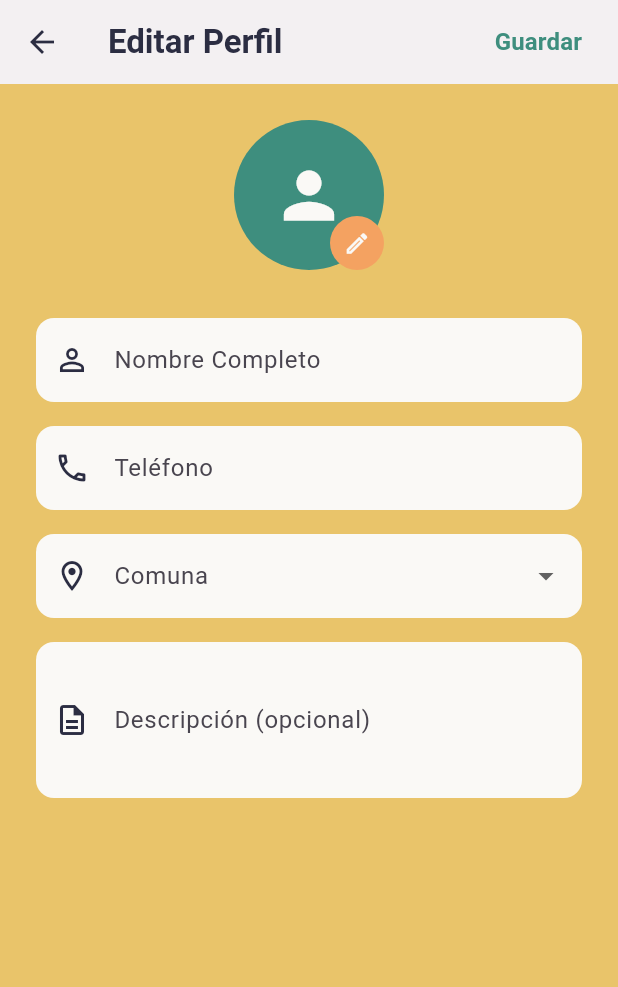
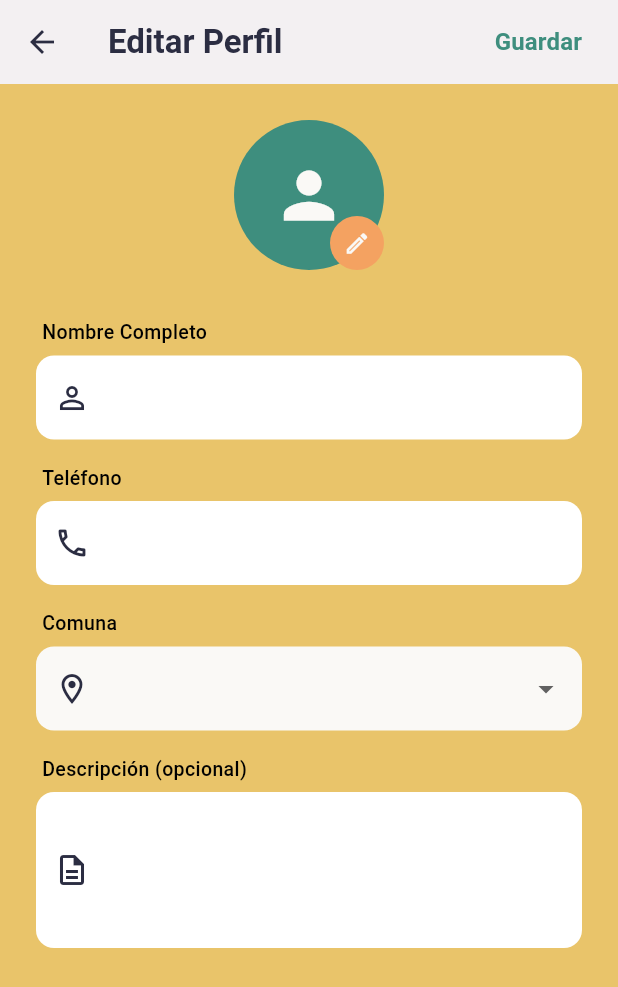
Before and after one commit to KZzual/PetHub_Proyect, a Flutter app: the EditProfilePage screen opened directly, on a phone screen of 412 x 824 dp. Shown: the top 987 px of the screen. Run offline on Flutter 3.47's test engine with Material 3 defaults, Android fonts, the light colour scheme and no system bars; our stand-ins replace cloud_firestore, firebase_auth, firebase_core, shared_preferences; accounts and stored records are empty.

Commit message:
Fix fuentes edit_profile

```diff
--- a/Pethub-app/pethub/lib/screens/edit_profile_page.dart
+++ b/Pethub-app/pethub/lib/screens/edit_profile_page.dart
@@ -201,10 +201,23 @@ class _EditProfilePageState extends State<EditProfilePage> {
   }
 
     Widget _buildComunaDropdown() {
-    return DropdownButtonFormField<String>(
+    return Column(
+      crossAxisAlignment: CrossAxisAlignment.start,
+      children: [
+        const Padding(
+          padding: EdgeInsets.only(left: 4, bottom: 6),
+          child: Text(
+            'Comuna',
+            style: TextStyle(
+              fontSize: 13,
+              color: Color.fromARGB(255, 0, 0, 0),
+              fontWeight: FontWeight.w500,
+            ),
+          ),
+        ),
+        DropdownButtonFormField<String>(
           value: _selectedComuna,
           decoration: InputDecoration(
-        labelText: 'Comuna',
             prefixIcon: const Icon(Icons.location_on_outlined, color: AppColors.textDark),
             filled: true,
             fillColor: AppColors.background,
@@ -217,6 +230,8 @@ class _EditProfilePageState extends State<EditProfilePage> {
               .map((c) => DropdownMenuItem(value: c, child: Text(c)))
               .toList(),
           onChanged: (value) => setState(() => _selectedComuna = value),
+        ),
+      ],
     );
   }
 
@@ -226,19 +241,34 @@ class _EditProfilePageState extends State<EditProfilePage> {
     required IconData icon,
     int maxLines = 1,
   }) {
-    return TextField(
+    return Column(
+      crossAxisAlignment: CrossAxisAlignment.start,
+      children: [
+        Padding(
+          padding: const EdgeInsets.only(left: 4, bottom: 6),
+          child: Text(
+            label,
+            style: const TextStyle(
+              fontSize: 13,
+              color: Color.fromARGB(255, 0, 0, 0),
+              fontWeight: FontWeight.w500,
+            ),
+          ),
+        ),
+        TextField(
           controller: controller,
           maxLines: maxLines,
           decoration: InputDecoration(
-        labelText: label,
             prefixIcon: Icon(icon, color: AppColors.textDark),
             filled: true,
-        fillColor: AppColors.background,
+            fillColor: const Color.fromARGB(255, 255, 255, 255),
             border: OutlineInputBorder(
               borderRadius: BorderRadius.circular(12),
               borderSide: BorderSide.none,
             ),
           ),
+        ),
+      ],
     );
   }
 }
```
Lines whose indentation alone changed are shown as unchanged.
